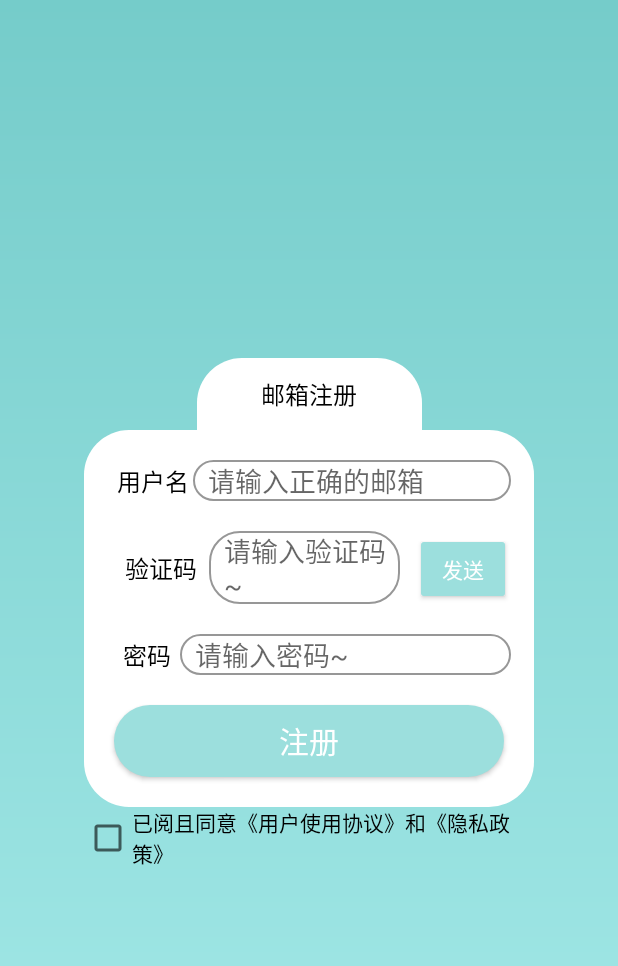
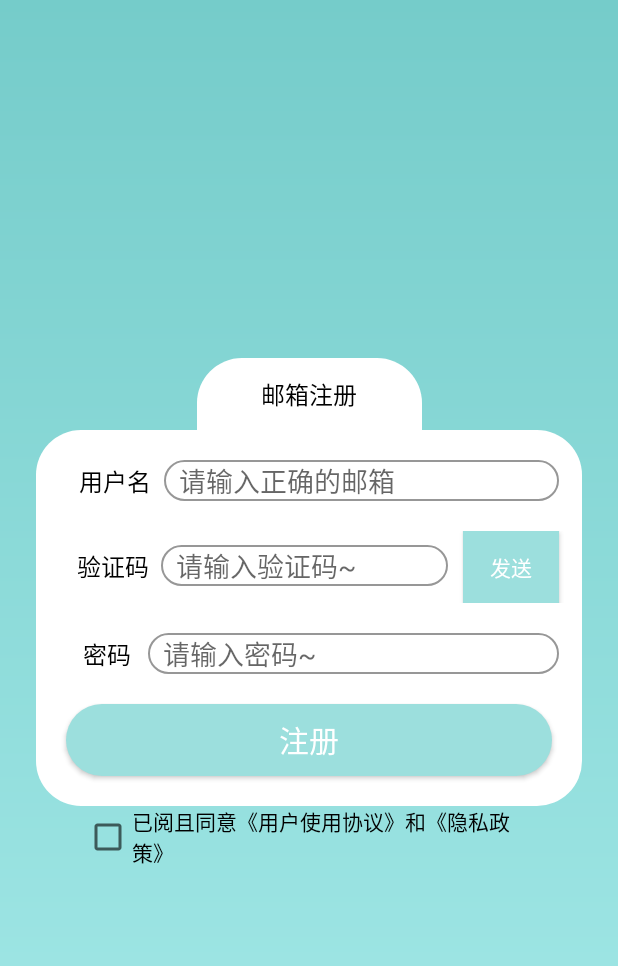
Before and after one commit to sourcewords/source_words_Android, an Android app: the RegisterActivity screen opened directly, with no data from a screen before it, on a phone screen of 412 x 824 dp. Shown: the top 966 px of the screen. Run offline under Robolectric (Android 15) with nearby library versions, the phone set to English and light mode, and no system bars; our stand-ins replace data binding; 3 statements that could not run were skipped.

Commit message:
register

```diff
--- a/app/src/main/java/com/example/sourcewords/ui/login/model/databean/RegisterPage.java
+++ b/app/src/main/java/com/example/sourcewords/ui/login/model/databean/RegisterPage.java
@@ -12,6 +12,10 @@ public class RegisterPage {
         this.email = email;
         this.vercode = vercode;
         this.pwd = pwd;
+    }
+
+    public RegisterPage(String email){
+        this.email = email;
     }
 
     public String getEmail() {
--- a/app/src/main/res/layout/activity_login_register.xml
+++ b/app/src/main/res/layout/activity_login_register.xml
@@ -35,8 +35,10 @@
 
         <LinearLayout
             android:id="@+id/linearLayout4"
-            android:layout_width="300dp"
+            android:layout_width="match_parent"
             android:layout_height="wrap_content"
+            android:layout_marginStart="24dp"
+            android:layout_marginEnd="24dp"
             android:background="@drawable/mine_shape_stroke"
             android:orientation="vertical"
             app:layout_constraintBottom_toBottomOf="parent"
@@ -67,8 +69,8 @@
                     android:layout_weight="4"
                     android:background="@drawable/login_input_frame"
                     android:hint="请输入正确的邮箱"
-                    android:text="@={RegisterViewModel.Email}"
-                    android:paddingStart="10dp" />
+                    android:paddingStart="10dp"
+                    android:text="@={RegisterViewModel.Email}" />
 
             </LinearLayout>
 
@@ -84,29 +86,29 @@
                     android:layout_weight="1"
                     android:gravity="center"
                     android:text="验证码"
-                    android:textSize="16sp"
-                    android:textColor="@color/black" />
+                    android:textColor="@color/black"
+                    android:textSize="16sp" />
 
                 <EditText
                     android:id="@+id/etCode"
                     android:layout_width="0dp"
                     android:layout_height="wrap_content"
                     android:layout_marginEnd="10dp"
-                    android:layout_weight="2"
+                    android:layout_weight="3"
                     android:background="@drawable/login_input_frame"
                     android:hint="请输入验证码~"
                     android:paddingStart="10dp"
                     android:text="@={RegisterViewModel.VerificationCode}" />
 
                 <Button
+                    android:id="@+id/btnCaptcha"
                     android:layout_width="0dp"
+                    android:layout_height="48dp"
+                    android:layout_marginEnd="15dp"
                     android:layout_weight="1"
-                    android:layout_height="wrap_content"
-                    android:layout_marginEnd="15dp"
+                    android:onClick="@{(v) -> RegisterViewModel.sendCode(v)}"
                     android:text="发送"
-                    android:textColor="#FFFFFF"
-                    app:backgroundTint="#9CDFDD"
-                    android:onClick="@{(v) -> RegisterViewModel.sendCode(v)}"/>
+                    android:textColor="#FFFFFF" />
 
             </LinearLayout>
 
@@ -134,8 +136,8 @@
                     android:background="@drawable/login_input_frame"
                     android:hint="请输入密码~"
                     android:inputType="textWebPassword"
-                    android:text="@={RegisterViewModel.Pwd}"
-                    android:paddingStart="10dp" />
+                    android:paddingStart="10dp"
+                    android:text="@={RegisterViewModel.Pwd}" />
 
             </LinearLayout>
 
@@ -148,11 +150,11 @@
                 android:layout_marginEnd="20dp"
                 android:layout_marginBottom="20dp"
                 android:background="@drawable/mine_shape_stroke"
+                android:onClick="@{(v) -> RegisterViewModel.register(v)}"
                 android:text="注册"
                 android:textColor="#FFFFFF"
                 android:textSize="20sp"
-                app:backgroundTint="#9CDFDD"
-                android:onClick="@{(v) -> RegisterViewModel.register(v)}"/>
+                app:backgroundTint="#9CDFDD" />
 
         </LinearLayout>
 
--- a/app/src/main/res/values/colors.xml
+++ b/app/src/main/res/values/colors.xml
@@ -10,4 +10,6 @@
     <color name="theme_green">#64BEBC</color>
     <color name="transparent">#00FFFFFF</color>
     <color name="lightGreen">#E6F3F2</color>
+    <color name="green">#9CDFDD</color>
+    <color name="gray">#A9AAAA</color>
 </resources>
```
Also changed, not shown: app/src/main/java/com/example/sourcewords/ui/login/CountTimer.java (added, +32 -0 lines), app/src/main/java/com/example/sourcewords/ui/login/model/respository/RegisterRemoteRespository.java (+8 -3 lines), app/src/main/java/com/example/sourcewords/ui/login/view/RegisterActivity.java (+60 -2 lines), app/src/main/java/com/example/sourcewords/ui/login/viewmodel/RegisterViewModel.java (+6 -6 lines), app/src/main/res/layout/activity_login_account.xml (+8 -6 lines).
